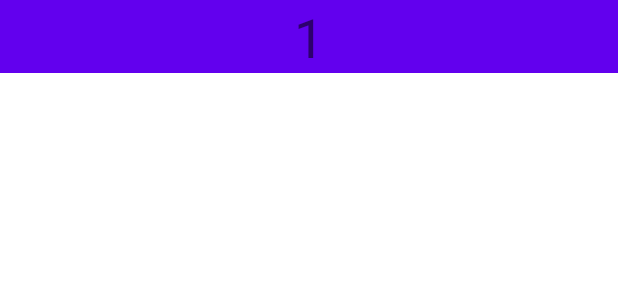
After one commit to singularity-camp/Android-Activity, an Android app: the layout item_name_odd.xml on its own in the app's theme, with its tools: preview values and no code run, on a phone screen of 412 x 824 dp. The commit adds this screen. Shown: the top 300 px of the screen. Run offline under Robolectric (Android 15) with nearby library versions, the phone set to English and light mode, and no system bars.

Commit message:
Added viewType

```diff
--- /dev/null
+++ b/app/src/main/res/layout/item_name_odd.xml
@@ -0,0 +1,10 @@
+<?xml version="1.0" encoding="utf-8"?>
+<TextView xmlns:android="http://schemas.android.com/apk/res/android"
+    xmlns:tools="http://schemas.android.com/tools"
+    android:id="@+id/tv_name"
+    android:layout_width="match_parent"
+    android:layout_height="wrap_content"
+    android:textAlignment="center"
+    android:textSize="36sp"
+    android:background="@color/purple_500"
+    tools:text="1" />
```
Also changed, not shown: app/src/main/java/kz/singularity/activity1/adapters/name/NameAdapter.kt (+27 -10 lines), app/src/main/java/kz/singularity/activity1/adapters/name/NameViewHolder.kt (+5 -5 lines), app/src/main/res/layout/item_name_even.xml (added, +10 -0 lines).
